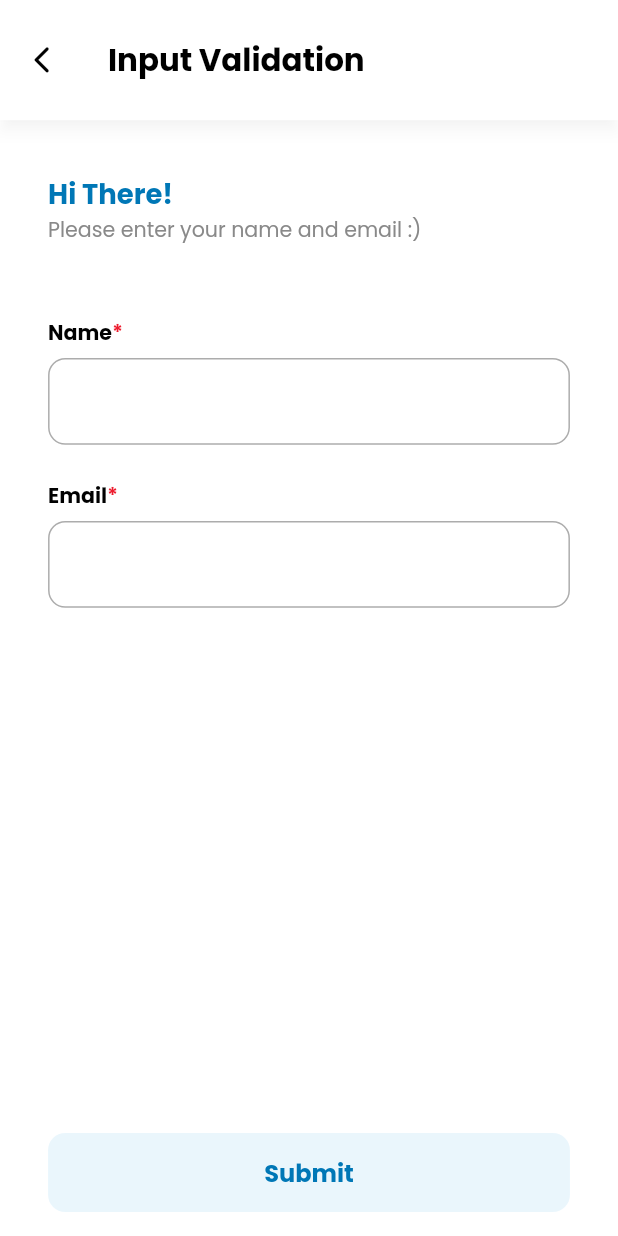
After one commit to Khoruma/flutter_app, a Flutter app: the InputValidation screen opened by its route, on a phone screen of 412 x 824 dp. The commit adds this screen. Run offline on Flutter 3.47's test engine with Material 2 defaults, Android fonts, the phone set to English and light mode, and no system bars; our stand-ins replace flutter_screenutil, fluttertoast, google_fonts.

Commit message:
Input Validation Page

```diff
--- a/lib/core/common/theme.dart
+++ b/lib/core/common/theme.dart
@@ -85,6 +85,10 @@ class AppTheme {
       fontSize: 16.sp,
       fontWeight: FontWeight.bold,
     ),
+    headlineLarge: GoogleFonts.poppins().copyWith(
+      fontSize: 16.sp,
+      fontWeight: FontWeight.bold,
+    ),
     headlineMedium: GoogleFonts.poppins().copyWith(
       fontSize: 14.sp,
       fontWeight: FontWeight.bold,
--- a/lib/main.dart
+++ b/lib/main.dart
@@ -3,6 +3,7 @@ import 'package:flutter_bootcamp/core/common/theme.dart';
 import 'package:flutter_bootcamp/ui/pages/choose_section.dart';
 import 'package:flutter_bootcamp/ui/pages/dummy_ui_next_page.dart';
 import 'package:flutter_bootcamp/ui/pages/dummy_ui_page.dart';
+import 'package:flutter_bootcamp/ui/pages/input_validation.dart';
 import 'package:flutter_bootcamp/ui/pages/splah_page.dart';
 import 'package:flutter_screenutil/flutter_screenutil.dart';
 
@@ -26,6 +27,7 @@ class MyApp extends StatelessWidget {
             '/choose-section': (context) => const ChooseSection(),
             '/dummy-ui': (context) => const DummyUiPage(),
             '/dummy-ui-next': (context) => const DummyUiNextPage(),
+            '/input-validation': (context) => const InputValidation(),
           },
         );
       },
--- a/lib/ui/pages/choose_section.dart
+++ b/lib/ui/pages/choose_section.dart
@@ -49,7 +49,9 @@ class ChooseSection extends StatelessWidget {
                 ChooseOption(
                   title: 'Input Validation',
                   subTitle: 'Play around with email input & password input',
-                  onTap: () {},
+                  onTap: () {
+                    Navigator.pushNamed(context, '/input-validation');
+                  },
                 ),
                 UIHelper.divider(height: 70, thickness: 2),
                 ChooseOption(
--- /dev/null
+++ b/lib/ui/pages/input_validation.dart
@@ -0,0 +1,71 @@
+import 'package:flutter/material.dart';
+import 'package:flutter_bootcamp/core/common/colors_const.dart';
+import 'package:flutter_bootcamp/core/utils/text_theme_extension.dart';
+import 'package:flutter_bootcamp/core/utils/ui_helper.dart';
+import 'package:flutter_bootcamp/ui/widgets/text_form_field.dart';
+
+class InputValidation extends StatelessWidget {
+  const InputValidation({super.key});
+
+  @override
+  Widget build(BuildContext context) {
+    return Scaffold(
+      appBar: AppBar(
+        leading: IconButton(
+          onPressed: () {
+            Navigator.pop(context);
+          },
+          icon: Icon(
+            Icons.arrow_back_ios_rounded,
+            size: UIHelper.setHeight(18),
+          ),
+        ),
+        title: Text(
+          'Input Validation',
+          style: context.textTheme.displayMedium,
+        ),
+      ),
+      body: Padding(
+        padding: UIHelper.padding(horizontal: UIHelper.defaultPadding, top: 30),
+        child: Column(
+          crossAxisAlignment: CrossAxisAlignment.start,
+          children: [
+            Text(
+              'Hi There!',
+              style: context.textTheme.headlineLarge!.copyWith(
+                color: ColorConstant.primary,
+              ),
+            ),
+            Text(
+              'Please enter your name and email :)',
+              style: context.textTheme.labelMedium!.copyWith(
+                color: ColorConstant.grey,
+              ),
+            ),
+            SizedBox(
+              height: UIHelper.setHeight(40),
+            ),
+            TextFormFieldCustom(
+              title: 'Name',
+            ),
+            SizedBox(
+              height: UIHelper.setHeight(20),
+            ),
+            TextFormFieldCustom(
+              title: 'Email',
+            ),
+          ],
+        ),
+      ),
+      floatingActionButtonLocation: FloatingActionButtonLocation.centerFloat,
+      floatingActionButton: Container(
+        padding: UIHelper.padding(horizontal: UIHelper.defaultPadding),
+        width: double.infinity,
+        child: ElevatedButton(
+          onPressed: () {},
+          child: Text('Submit'),
+        ),
+      ),
+    );
+  }
+}
```
